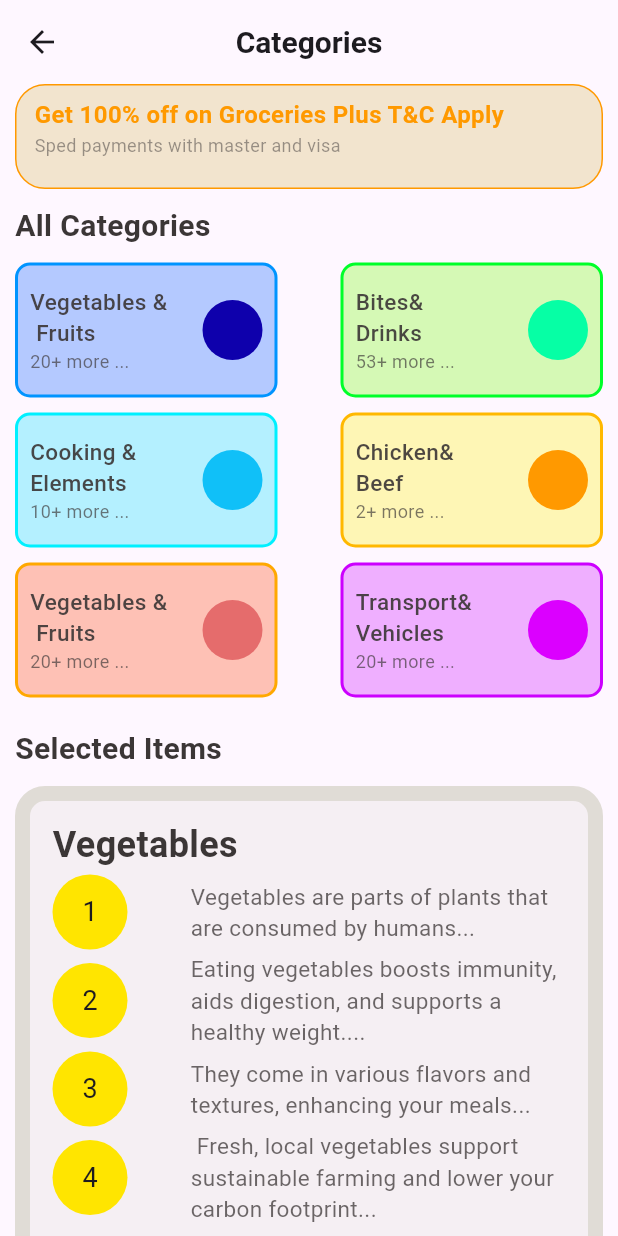
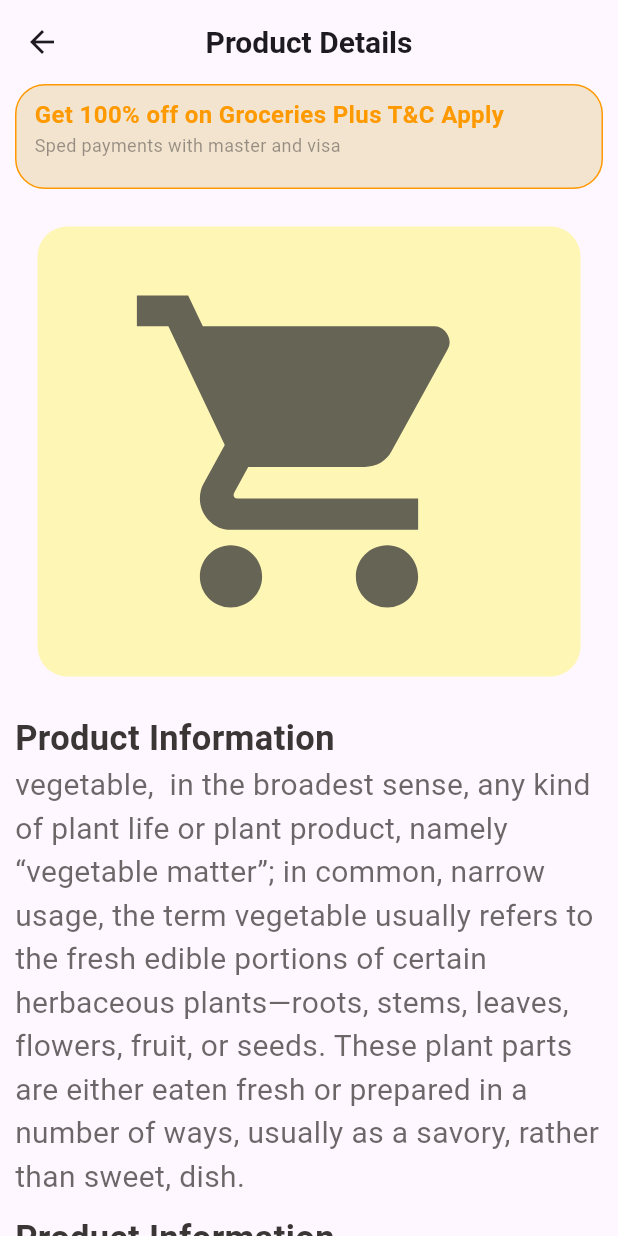
Before and after one commit to SajiniWeerasinghe/flutter_grocery_app, a Flutter app: the screen it shows after launch, on a phone screen of 412 x 824 dp. Run offline on Flutter 3.47's test engine with Material 3 defaults, Android fonts, the phone set to English and light mode, and no system bars.

Commit message:
feature | product details page

```diff
--- a/lib/main.dart
+++ b/lib/main.dart
@@ -1,7 +1,6 @@
 import 'package:flutter/material.dart';
-import 'package:flutter_grocery_app/pages/home_page/category_page/category_page.dart';
 
-import 'package:flutter_grocery_app/pages/home_page/home_page.dart';
+import 'package:flutter_grocery_app/pages/product_details_page/product_details.dart';
 
 void main() {
   runApp(MyApp());
@@ -15,7 +14,7 @@ class MyApp extends StatelessWidget {
     return MaterialApp(
       debugShowCheckedModeBanner: false,
       title: "Flutter Grocery App",
-      home: CategoryPage(),
+      home: ProductDetails(),
     );
   }
 }
--- /dev/null
+++ b/lib/pages/product_details_page/product_details.dart
@@ -0,0 +1,148 @@
+import 'package:flutter/material.dart';
+import 'package:flutter/widgets.dart';
+import 'package:flutter_grocery_app/widgets/reusable/home_page/product_details_page/price_card.dart';
+import 'package:flutter_grocery_app/widgets/reusable/home_page/product_details_page/title_desc_card.dart';
+import 'package:flutter_grocery_app/widgets/shared/gradient_button.dart';
+import 'package:flutter_grocery_app/widgets/shared/notification_card.dart';
+
+class ProductDetails extends StatelessWidget {
+  const ProductDetails({super.key});
+
+  @override
+  Widget build(BuildContext context) {
+    return Scaffold(
+      appBar: AppBar(
+        leading: const Icon(Icons.arrow_back),
+        title: const Text(
+          "Product Details",
+          style: TextStyle(
+            fontSize: 20,
+            fontWeight: FontWeight.w700,
+          ),
+        ),
+        centerTitle: true,
+      ),
+      body: SingleChildScrollView(
+        child: Padding(
+          padding: const EdgeInsets.symmetric(horizontal: 10),
+          child: Column(
+            crossAxisAlignment: CrossAxisAlignment.start,
+            children: [
+              const NotificatCard(),
+              const SizedBox(
+                height: 10,
+              ),
+              Padding(
+                padding: const EdgeInsets.all(15.0),
+                child: Container(
+                  height: 300,
+                  width: double.infinity,
+                  decoration: BoxDecoration(
+                    borderRadius: BorderRadius.circular(20),
+                    color: const Color(0xffFFF500).withOpacity(0.29),
+                  ),
+                  child: Center(
+                    child: Icon(
+                      Icons.shopping_cart,
+                      size: 250,
+                      color: const Color(0xff333333).withOpacity(0.75),
+                    ),
+                  ),
+                ),
+              ),
+              const SizedBox(
+                height: 10,
+              ),
+              const TitleDescCard(
+                title: "Product Information",
+                desc:
+                    "vegetable,  in the broadest sense, any kind of plant life or plant product, namely “vegetable matter”; in common, narrow usage, the term vegetable usually refers to the fresh edible portions of certain herbaceous plants—roots, stems, leaves, flowers, fruit, or seeds. These plant parts are either eaten fresh or prepared in a number of ways, usually as a savory, rather than sweet, dish.",
+              ),
+              const SizedBox(
+                height: 10,
+              ),
+              const TitleDescCard(
+                title: "Product Information",
+                desc:
+                    "vegetable,  in the broadest sense, any kind of plant life or plant product, namely “vegetable matter”; in common, narrow usage, the term vegetable usually refers to the fresh edible portions of certain herbaceous plants—roots, stems, leaves, flowers, fruit, or seeds. These plant parts are either eaten fresh or prepared in a number of ways, usually as a savory, rather than sweet, dish.",
+              ),
+              const SizedBox(
+                height: 15,
+              ),
+              const Text(
+                "Price List",
+                style: TextStyle(
+                  fontSize: 23,
+                  color: Color(0xff3B3636),
+                  fontWeight: FontWeight.w700,
+                ),
+              ),
+              const SizedBox(
+                height: 10,
+              ),
+              const PriceCard(
+                productNumber: 1,
+                productName: "Green peas ",
+                productWeight: 100,
+                unit: "g",
+              ),
+              const PriceCard(
+                productNumber: 2,
+                productName: "Brussels sprouts. ",
+                productWeight: 200,
+                unit: "g",
+              ),
+              const PriceCard(
+                productNumber: 3,
+                productName: "Broccoli ",
+                productWeight: 150,
+                unit: "g",
+              ),
+              const Row(
+                mainAxisAlignment: MainAxisAlignment.end,
+                children: [
+                  Text(
+                    "Total  ",
+                    style: TextStyle(
+                      fontSize: 22,
+                      fontWeight: FontWeight.w500,
+                    ),
+                  ),
+                  SizedBox(
+                    width: 40,
+                  ),
+                  Text(
+                    "230\$ ",
+                    style: TextStyle(
+                      fontSize: 26,
+                      fontWeight: FontWeight.w700,
+                      color: Color(0xff9E00FF),
+                    ),
+                  ),
+                ],
+              ),
+              const SizedBox(
+                height: 20,
+              ),
+              const Row(
+                mainAxisAlignment: MainAxisAlignment.center,
+                children: [
+                  GradientButton(
+                    buttonHeight: 50,
+                    buttonWidth: 300,
+                    topColor: Color(0xffCC00FF),
+                    bottomColor: Color(0xffFFE500),
+                    buttonTitle: "Proceed To Pay",
+                  ),
+                ],
+              ),
+              const SizedBox(
+                height: 10,
+              ),
+            ],
+          ),
+        ),
+      ),
+    );
+  }
+}
--- /dev/null
+++ b/lib/widgets/reusable/home_page/product_details_page/title_desc_card.dart
@@ -0,0 +1,32 @@
+import 'package:flutter/material.dart';
+
+class TitleDescCard extends StatelessWidget {
+  final String title;
+  final String desc;
+  const TitleDescCard({super.key, required this.title, required this.desc});
+
+  @override
+  Widget build(BuildContext context) {
+    return Column(
+      crossAxisAlignment: CrossAxisAlignment.start,
+      children: [
+        Text(
+          title,
+          style: TextStyle(
+            fontSize: 23,
+            color: Color(0xff3B3636),
+            fontWeight: FontWeight.w700,
+          ),
+        ),
+        Text(
+          desc,
+          style: TextStyle(
+            fontSize: 20,
+            color: Color(0xff3B3636).withOpacity(0.75),
+            fontWeight: FontWeight.w400,
+          ),
+        ),
+      ],
+    );
+  }
+}
```
Also changed, not shown: lib/widgets/reusable/home_page/product_details_page/price_card.dart (added, +103 -0 lines), lib/widgets/shared/gradient_button.dart (added, +42 -0 lines).
